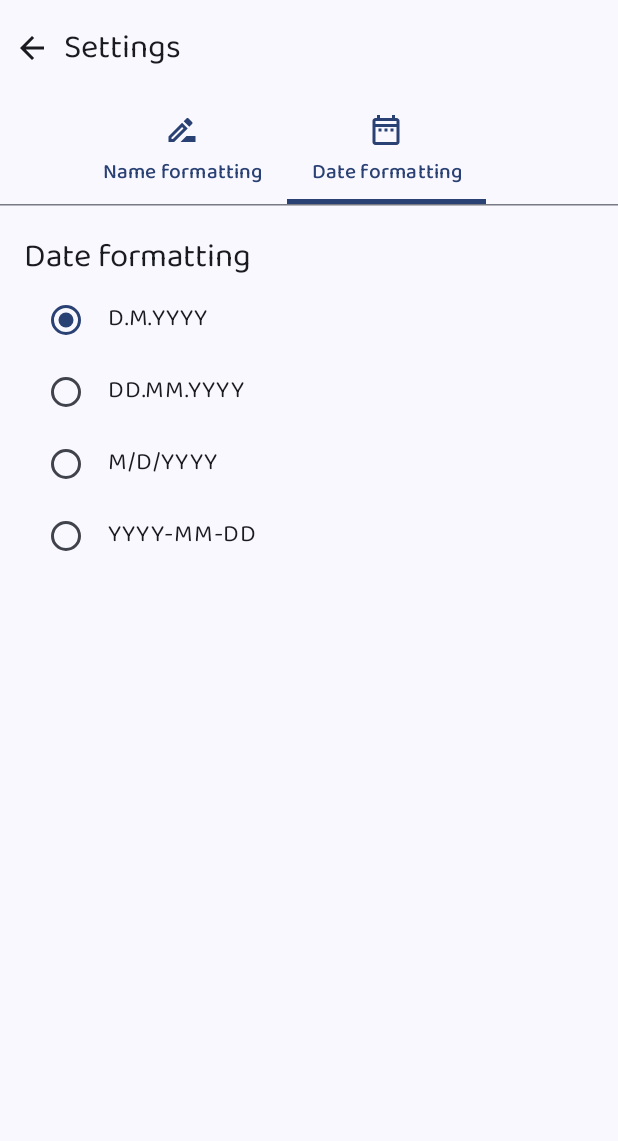
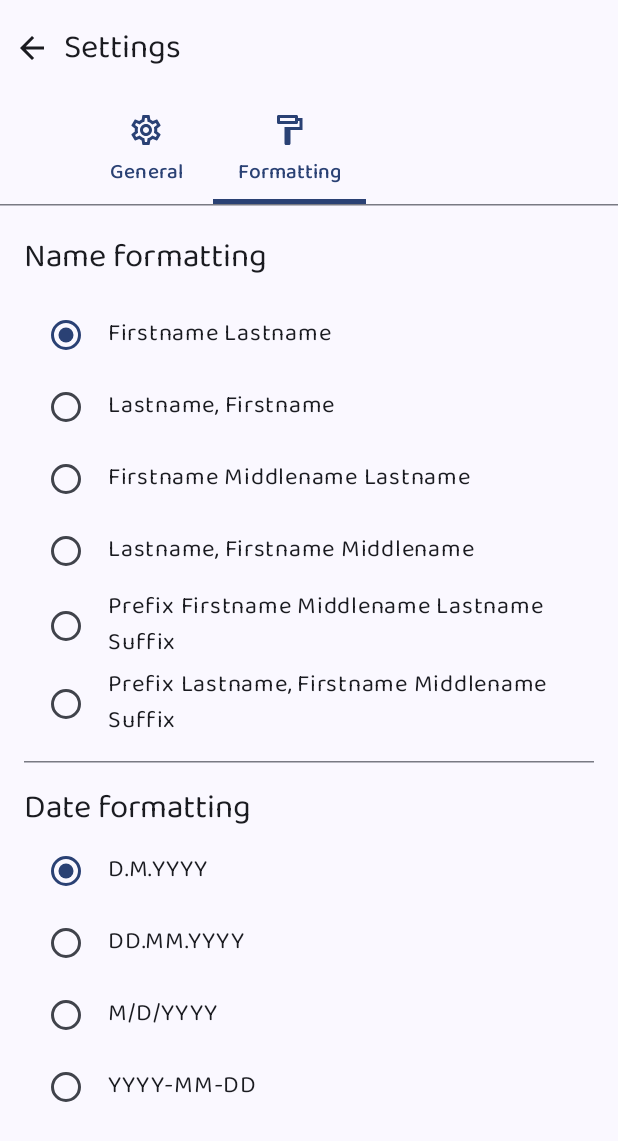
Before and after one commit to Benkralex/Socius, an Android app built with Jetpack Compose: the composable SettingsPage shown on its own in the app's theme, tab 2 chosen, on a phone screen of 412 x 824 dp. Shown: the top 1141 px of the screen. Run offline under Robolectric (Android 15) with nearby library versions, the phone set to English and light mode, and no system bars; 4 statements that could not run were skipped.

Commit message:
Add setting to enable/disable the loading of Android system contacts

```diff
--- a/app/src/main/java/de/benkralex/socius/data/contacts/EditContactManager.kt
+++ b/app/src/main/java/de/benkralex/socius/data/contacts/EditContactManager.kt
@@ -18,6 +18,6 @@ suspend fun editStarredStatus(contact: Contact, isStarred: Boolean): Boolean {
         ContactOrigin.REMOTE -> return false
         ContactOrigin.URI -> return false
     }
-    loadContacts()
+    loadAllContacts()
     return true
 }
--- a/app/src/main/java/de/benkralex/socius/data/contacts/system/edit/updateStarred.kt
+++ b/app/src/main/java/de/benkralex/socius/data/contacts/system/edit/updateStarred.kt
@@ -5,7 +5,7 @@ import android.content.Context
 import android.net.Uri
 import android.provider.ContactsContract
 import android.util.Log
-import de.benkralex.socius.data.contacts.loadContacts
+import de.benkralex.socius.data.contacts.loadAllContacts
 
 fun updateStarred(contactId: String?, value: Boolean, context: Context) {
     if (contactId == null) {
@@ -23,5 +23,5 @@ fun updateStarred(contactId: String?, value: Boolean, context: Context) {
     } catch (e: Exception) {
         Log.e("updateStarred", "Fehler bei applyBatch: ${e.message}", e)
     }
-    loadContacts()
+    loadAllContacts()
 }
--- a/app/src/main/java/de/benkralex/socius/pages/SettingsPage.kt
+++ b/app/src/main/java/de/benkralex/socius/pages/SettingsPage.kt
@@ -1,6 +1,8 @@
 package de.benkralex.socius.pages
 
 import androidx.compose.foundation.clickable
+import androidx.compose.foundation.gestures.Orientation
+import androidx.compose.foundation.gestures.scrollable
 import androidx.compose.foundation.layout.Box
 import androidx.compose.foundation.layout.Column
 import androidx.compose.foundation.layout.fillMaxSize
@@ -8,10 +10,11 @@ import androidx.compose.foundation.layout.fillMaxWidth
 import androidx.compose.foundation.layout.padding
 import androidx.compose.foundation.pager.HorizontalPager
 import androidx.compose.foundation.pager.rememberPagerState
+import androidx.compose.foundation.rememberScrollState
 import androidx.compose.material.icons.Icons
 import androidx.compose.material.icons.automirrored.filled.ArrowBack
-import androidx.compose.material.icons.outlined.DateRange
-import androidx.compose.material.icons.outlined.DriveFileRenameOutline
+import androidx.compose.material.icons.outlined.FormatPaint
+import androidx.compose.material.icons.outlined.Settings
 import androidx.compose.material3.ExperimentalMaterial3Api
 import androidx.compose.material3.HorizontalDivider
 import androidx.compose.material3.Icon
@@ -29,9 +32,15 @@ import androidx.compose.runtime.setValue
 import androidx.compose.ui.Alignment
 import androidx.compose.ui.Modifier
 import androidx.compose.ui.graphics.vector.ImageVector
+import androidx.compose.ui.platform.LocalContext
 import androidx.compose.ui.res.stringResource
 import androidx.compose.ui.unit.dp
 import de.benkralex.socius.R
+import de.benkralex.socius.data.contacts.reloadSystemContacts
+import de.benkralex.socius.data.settings.loadAndroidSystemContacts
+import de.benkralex.socius.data.settings.saveSettings
+import de.benkralex.socius.widgets.settings.BooleanSetting
+import de.benkralex.socius.widgets.settings.BooleanSettingState
 import de.benkralex.socius.widgets.settings.DateFormattingWidget
 import de.benkralex.socius.widgets.settings.NameFormattingWidget
 
@@ -65,14 +74,44 @@ fun SettingsPage(
         var selectedTabIndex by remember { mutableIntStateOf(0) }
         val tabsList = listOf(
             TabData(
-                title = stringResource(R.string.settings_name_formatting),
-                icon = Icons.Outlined.DriveFileRenameOutline,
-                content = { NameFormattingWidget() },
+                title = stringResource(R.string.settings_general),
+                icon = Icons.Outlined.Settings,
+                content = {
+                    val context = LocalContext.current
+                    BooleanSetting(
+                        title = stringResource(R.string.settings_load_android_system_contacts),
+                        state = BooleanSettingState(
+                            onChangeCallback = {
+                                loadAndroidSystemContacts = it
+                                saveSettings(context)
+                                if (it) reloadSystemContacts()
+                            },
+                            initialValue = loadAndroidSystemContacts,
+                        ),
+                    )
+                },
             ),
             TabData(
-                title = stringResource(R.string.settings_date_formatting),
-                icon = Icons.Outlined.DateRange,
-                content = { DateFormattingWidget() },
+                title = stringResource(R.string.settings_formatting),
+                icon = Icons.Outlined.FormatPaint,
+                content = {
+                    Column(
+                        modifier = Modifier
+                            .scrollable(
+                                state = rememberScrollState(),
+                                orientation = Orientation.Vertical,
+                            )
+                    ) {
+                        NameFormattingWidget()
+                        HorizontalDivider(
+                            modifier = Modifier
+                                .padding(
+                                    vertical = 12.dp,
+                                )
+                        )
+                        DateFormattingWidget()
+                    }
+                },
             ),
         )
         val pagerState = rememberPagerState {
--- a/app/src/main/java/de/benkralex/socius/pages/newContact/EditEmails.kt
+++ b/app/src/main/java/de/benkralex/socius/pages/newContact/EditEmails.kt
@@ -19,7 +19,6 @@ import androidx.compose.material3.MaterialTheme
 import androidx.compose.material3.OutlinedTextField
 import androidx.compose.material3.Text
 import androidx.compose.runtime.Composable
-import androidx.compose.runtime.LaunchedEffect
 import androidx.compose.runtime.derivedStateOf
 import androidx.compose.runtime.getValue
 import androidx.compose.runtime.mutableStateOf
--- a/app/src/main/java/de/benkralex/socius/pages/newContact/EditPhone.kt
+++ b/app/src/main/java/de/benkralex/socius/pages/newContact/EditPhone.kt
@@ -19,7 +19,6 @@ import androidx.compose.material3.MaterialTheme
 import androidx.compose.material3.OutlinedTextField
 import androidx.compose.material3.Text
 import androidx.compose.runtime.Composable
-import androidx.compose.runtime.LaunchedEffect
 import androidx.compose.runtime.derivedStateOf
 import androidx.compose.runtime.getValue
 import androidx.compose.runtime.mutableStateOf
--- a/app/src/main/java/de/benkralex/socius/pages/newContact/NewContactPage.kt
+++ b/app/src/main/java/de/benkralex/socius/pages/newContact/NewContactPage.kt
@@ -8,17 +8,13 @@ import androidx.compose.foundation.layout.Row
 import androidx.compose.foundation.layout.fillMaxSize
 import androidx.compose.foundation.layout.fillMaxWidth
 import androidx.compose.foundation.layout.padding
-import androidx.compose.foundation.layout.width
 import androidx.compose.material.icons.Icons
 import androidx.compose.material.icons.automirrored.filled.ArrowBack
 import androidx.compose.material.icons.automirrored.filled.ListAlt
-import androidx.compose.material.icons.filled.ListAlt
 import androidx.compose.material.icons.filled.Save
 import androidx.compose.material.icons.outlined.Mail
-import androidx.compose.material.icons.outlined.Person
 import androidx.compose.material.icons.outlined.Phone
 import androidx.compose.material3.Button
-import androidx.compose.material3.ButtonDefaults
 import androidx.compose.material3.ExperimentalMaterial3Api
 import androidx.compose.material3.ExperimentalMaterial3ExpressiveApi
 import androidx.compose.material3.Icon
@@ -35,7 +31,6 @@ import androidx.compose.ui.tooling.preview.Preview
 import androidx.compose.ui.unit.dp
 import androidx.lifecycle.viewmodel.compose.viewModel
 import de.benkralex.socius.R
-import de.benkralex.socius.data.PhoneNumber
 import de.benkralex.socius.theme.DarkColorScheme
 
 @OptIn(ExperimentalMaterial3Api::class, ExperimentalMaterial3ExpressiveApi::class)
--- a/app/src/main/java/de/benkralex/socius/pages/newContact/NewContactViewModel.kt
+++ b/app/src/main/java/de/benkralex/socius/pages/newContact/NewContactViewModel.kt
@@ -10,7 +10,7 @@ import androidx.lifecycle.ViewModel
 import de.benkralex.socius.MainActivity
 import de.benkralex.socius.data.Email
 import de.benkralex.socius.data.PhoneNumber
-import de.benkralex.socius.data.contacts.loadContacts
+import de.benkralex.socius.data.contacts.loadAllContacts
 import de.benkralex.socius.data.contacts.local.database.LocalContactsEntity
 import kotlinx.coroutines.launch
 import kotlinx.coroutines.runBlocking
@@ -115,7 +115,7 @@ class NewContactViewModel : ViewModel() {
                             emails = emails,
                         )
                     )
-                    loadContacts()
+                    loadAllContacts()
                     isSaving = false
                 }
             }
--- /dev/null
+++ b/app/src/main/java/de/benkralex/socius/widgets/settings/BooleanSetting.kt
@@ -0,0 +1,36 @@
+package de.benkralex.socius.widgets.settings
+
+import androidx.compose.foundation.clickable
+import androidx.compose.foundation.layout.Row
+import androidx.compose.foundation.layout.fillMaxWidth
+import androidx.compose.material3.Switch
+import androidx.compose.material3.Text
+import androidx.compose.runtime.Composable
+import androidx.compose.ui.Alignment
+import androidx.compose.ui.Modifier
+
+@Composable
+fun BooleanSetting(
+    title: String,
+    state: BooleanSettingState,
+    modifier: Modifier = Modifier,
+) {
+    Row(
+        modifier = modifier
+            .fillMaxWidth()
+            .clickable {
+                state.onChange(!state.value)
+            },
+        verticalAlignment = Alignment.CenterVertically,
+    ) {
+        Text(
+            text = title,
+            modifier = Modifier
+                .weight(1f),
+        )
+        Switch(
+            checked = state.value,
+            onCheckedChange = { state.onChange(it) },
+        )
+    }
+}
--- /dev/null
+++ b/app/src/main/java/de/benkralex/socius/widgets/settings/BooleanSettingState.kt
@@ -0,0 +1,17 @@
+package de.benkralex.socius.widgets.settings
+
+import androidx.compose.runtime.getValue
+import androidx.compose.runtime.mutableStateOf
+import androidx.compose.runtime.setValue
+
+class BooleanSettingState (
+    val onChangeCallback: (Boolean) -> Unit,
+    initialValue: Boolean,
+) {
+    var value by mutableStateOf(initialValue)
+
+    fun onChange(b: Boolean) {
+        value = b
+        onChangeCallback(b)
+    }
+}
--- a/app/src/main/res/values/strings.xml
+++ b/app/src/main/res/values/strings.xml
@@ -105,4 +105,8 @@
     <string name="organization">Organization</string>
     <string name="department">Department</string>
     <string name="job_title">Job title</string>
+    <string name="settings_general">General</string>
+    <string name="settings_formatting">Formatting</string>
+    <string name="no_contacts">No contacts yet</string>
+    <string name="settings_load_android_system_contacts">Load Android system contacts</string>
 </resources>
--- a/gradle/libs.versions.toml
+++ b/gradle/libs.versions.toml
@@ -1,5 +1,5 @@
 [versions]
-agp = "8.13.0"
+agp = "8.13.1"
 kotlin = "2.2.21"
 coreKtx = "1.17.0"
 junit = "4.13.2"
```
Also changed, not shown: app/src/main/java/de/benkralex/socius/data/contacts/ContactManager.kt (+53 -2 lines), app/src/main/java/de/benkralex/socius/data/settings/Settings.kt (+10 -12 lines), app/src/main/java/de/benkralex/socius/navigation/NavigationRoot.kt (+23 -28 lines), app/src/main/java/de/benkralex/socius/pages/ContactsListViewModel.kt (+18 -4 lines), app/src/main/java/de/benkralex/socius/widgets/ContactsList.kt (+15 -0 lines), 2 other files.
